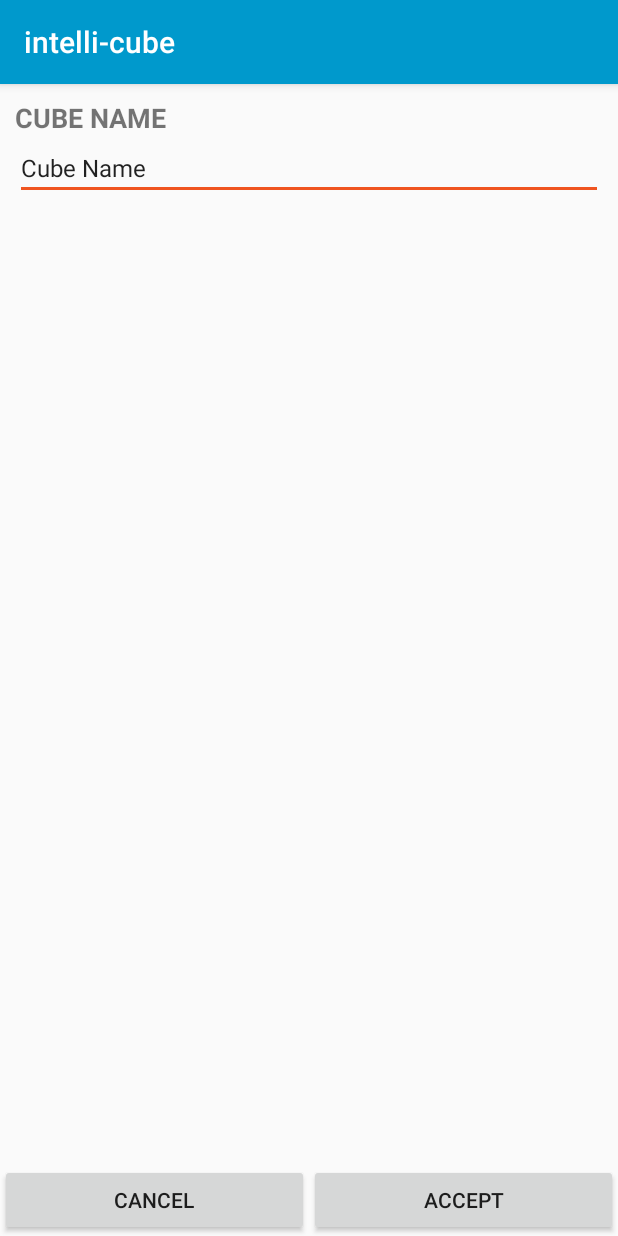
After one commit to Pawel-Szymczyk/intellicube, an Android app: the UploadCubePanel screen opened directly, with no data from a screen before it, on a phone screen of 412 x 824 dp. The commit adds this screen. Run offline under Robolectric (Android 15) with nearby library versions, the phone set to English and light mode, and no system bars; 2 statements that could not run were skipped.

Commit message:
Upload Cube Panel
Signed-off-by: Pawel-Szymczyk <szymczyk.pawel@yahoo.co.uk>

```diff
--- a/app/src/main/AndroidManifest.xml
+++ b/app/src/main/AndroidManifest.xml
@@ -45,7 +45,8 @@
                 <action android:name="android.intent.action.MAIN" />
             </intent-filter>
         </activity>
-        <activity android:name=".ConfigPanel"></activity>
+        <activity android:name=".ConfigPanel" />
+        <activity android:name=".UploadCubePanel"></activity>
     </application>
 
 </manifest>
--- /dev/null
+++ b/app/src/main/java/com/icube/intelli_cube/UploadCubePanel.java
@@ -0,0 +1,13 @@
+package com.icube.intelli_cube;
+
+import android.support.v7.app.AppCompatActivity;
+import android.os.Bundle;
+
+public class UploadCubePanel extends AppCompatActivity {
+
+    @Override
+    protected void onCreate(Bundle savedInstanceState) {
+        super.onCreate(savedInstanceState);
+        setContentView(R.layout.activity_upload_cube_panel);
+    }
+}
--- /dev/null
+++ b/app/src/main/res/layout/activity_upload_cube_panel.xml
@@ -0,0 +1,58 @@
+<?xml version="1.0" encoding="utf-8"?>
+<LinearLayout xmlns:android="http://schemas.android.com/apk/res/android"
+    xmlns:app="http://schemas.android.com/apk/res-auto"
+    xmlns:tools="http://schemas.android.com/tools"
+    android:layout_width="match_parent"
+    android:layout_height="match_parent"
+    android:orientation="vertical"
+    tools:context=".UploadCubePanel">
+
+    <LinearLayout
+        android:layout_width="match_parent"
+        android:layout_height="wrap_content"
+        android:layout_margin="10dp"
+        android:orientation="vertical">
+
+        <TextView
+            android:layout_width="match_parent"
+            android:layout_height="wrap_content"
+            android:text="@string/cube_name"
+            android:textAlignment="textStart"
+            android:textAllCaps="true"
+            android:textSize="18sp"
+            android:textStyle="bold" />
+
+        <EditText
+            android:id="@+id/txtCubeName"
+            android:layout_width="match_parent"
+            android:layout_height="wrap_content"
+            android:ems="10"
+            android:inputType="text"
+            android:text="@string/txt_cube_name"
+            android:textAlignment="textStart"
+            android:textSize="16sp" />
+    </LinearLayout>
+
+    <LinearLayout
+        android:layout_width="match_parent"
+        android:layout_height="match_parent"
+        android:gravity="bottom"
+        android:orientation="horizontal">
+
+        <Button
+            android:id="@+id/btn_cancel"
+            android:layout_width="match_parent"
+            android:layout_height="wrap_content"
+            android:layout_weight="1"
+            android:text="Cancel" />
+
+        <Button
+            android:id="@+id/btn_accept"
+            android:layout_width="match_parent"
+            android:layout_height="wrap_content"
+            android:layout_weight="1"
+            android:text="Accept" />
+
+    </LinearLayout>
+
+</LinearLayout>
--- a/app/src/main/res/values/strings.xml
+++ b/app/src/main/res/values/strings.xml
@@ -82,4 +82,6 @@
     <string name="cancel">Cancel</string>
     <string name="save">Save</string>
     <string name="region_xxxxxxxxx_xxxx_xxxx_xxxx_xxxxxxxxxxxx"><![CDATA[<region>:XXXXXXXXX-XXXX-XXXX-XXXX-XXXXXXXXXXXX]]></string>
+    <string name="cube_name">Cube name</string>
+    <string name="txt_cube_name">Cube Name</string>
 </resources>
```
